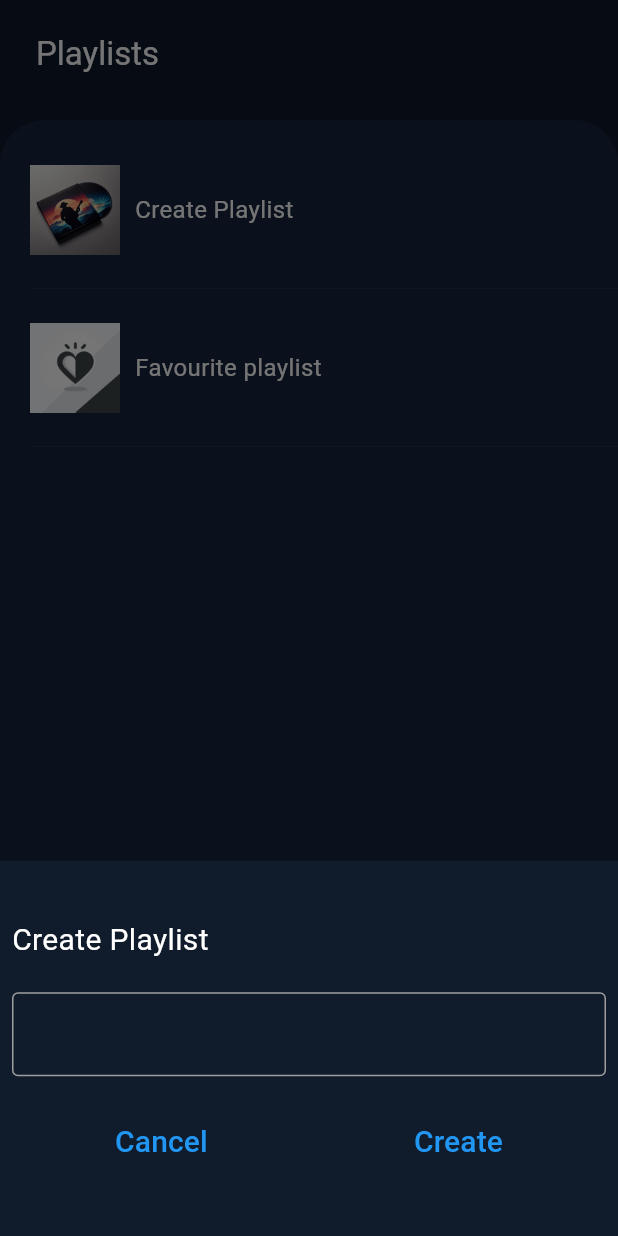
After one commit to nehalgamal093/Dom-Tac, a Flutter app: the AddToPlaylistScreen screen opened directly, after a tap on "Create Playlist", on a phone screen of 412 x 824 dp. The commit adds this screen. Run offline on Flutter 3.47's test engine with Material 2 defaults, Android fonts, the phone set to English and light mode, and no system bars; our stand-ins replace audio_video_progress_bar, bloc, equatable, flutter_bloc, just_audio, on_audio_query and 1 more.

Commit message:
add to playlist

```diff
--- /dev/null
+++ b/lib/presentation/pages/add_to_playlist/add_to_playlist_screen.dart
@@ -0,0 +1,117 @@
+import 'package:dom_tac_music_player/presentation/pages/add_to_playlist/widgets/playlist_appBar.dart';
+import 'package:dom_tac_music_player/presentation/pages/add_to_playlist/widgets/playlist_tile.dart';
+import 'package:dom_tac_music_player/presentation/resources/assets_manager.dart';
+import 'package:dom_tac_music_player/presentation/resources/colors_manager.dart';
+import 'package:flutter/material.dart';
+import 'package:on_audio_query/on_audio_query.dart';
+
+class AddToPlaylistScreen extends StatelessWidget {
+  AddToPlaylistScreen({super.key});
+  final _audioQuery = OnAudioQuery();
+  @override
+  Widget build(BuildContext context) {
+    return Scaffold(
+      backgroundColor: ColorsManager.primaryColor,
+      appBar: playlistAppBar(context),
+      body: Container(
+        width: MediaQuery.of(context).size.width,
+        decoration: const BoxDecoration(
+            color: ColorsManager.secondaryColor,
+            borderRadius: BorderRadius.only(
+                topLeft: Radius.circular(30), topRight: Radius.circular(30))),
+        child: Column(
+          children: [
+            const SizedBox(
+              height: 30,
+            ),
+            InkWell(
+                onTap: () {
+                  createPlayList(context);
+                },
+                child: playListTile('Create Playlist', AssetsManager.playlist)),
+            playListTile('Favourite playlist', AssetsManager.heart),
+            FutureBuilder(
+                future: _audioQuery.queryPlaylists(
+                    sortType: null,
+                    orderType: OrderType.ASC_OR_SMALLER,
+                    uriType: UriType.EXTERNAL,
+                    ignoreCase: true),
+                builder: (context, snapshot) {
+                  if (snapshot.hasData) {
+                    String subString = 'App Playlist';
+                    List<PlaylistModel> listOfPlayLists = snapshot.data!
+                        .where((e) => e.playlist.contains(subString))
+                        .toList();
+                    return ListView.builder(
+                        shrinkWrap: true,
+                        itemCount: listOfPlayLists.length,
+                        itemBuilder: (context, index) {
+                          return playListTile(
+                              listOfPlayLists[index].playlist.substring(
+                                    15,
+                                  ),
+                              AssetsManager.music);
+                        });
+                  } else {
+                    return const CircularProgressIndicator();
+                  }
+                }),
+          ],
+        ),
+      ),
+    );
+  }
+}
+
+void createPlayList(BuildContext context) {
+  showModalBottomSheet(
+      context: context,
+      builder: (builder) {
+        return Container(
+          height: 250,
+          decoration: const BoxDecoration(color: ColorsManager.primaryColor),
+          width: MediaQuery.of(context).size.width,
+          child: Padding(
+            padding: const EdgeInsets.all(8.0),
+            child: Column(
+              mainAxisAlignment: MainAxisAlignment.center,
+              children: [
+                const Align(
+                  alignment: Alignment.bottomLeft,
+                  child: Text(
+                    'Create Playlist',
+                    style: TextStyle(color: Colors.white, fontSize: 20),
+                  ),
+                ),
+                const SizedBox(height: 20),
+                const TextField(
+                  decoration: InputDecoration(
+                    enabledBorder: OutlineInputBorder(
+                      borderSide: BorderSide(color: Colors.grey),
+                    ),
+                  ),
+                ),
+                const SizedBox(
+                  height: 20,
+                ),
+                Row(
+                  mainAxisAlignment: MainAxisAlignment.spaceAround,
+                  children: [
+                    TextButton(
+                        onPressed: () {},
+                        child: const Text(
+                          'Cancel',
+                          style: TextStyle(color: Colors.blue, fontSize: 20),
+                        )),
+                    TextButton(
+                        onPressed: () {},
+                        child: const Text('Create',
+                            style: TextStyle(color: Colors.blue, fontSize: 20)))
+                  ],
+                )
+              ],
+            ),
+          ),
+        );
+      });
+}
--- /dev/null
+++ b/lib/presentation/pages/add_to_playlist/widgets/playlist_appbar.dart
@@ -0,0 +1,17 @@
+import 'package:flutter/material.dart';
+
+PreferredSize playlistAppBar(BuildContext context) {
+  return PreferredSize(
+    preferredSize: const Size.fromHeight(80.0),
+    child: Padding(
+        padding: const EdgeInsets.all(8.0),
+        child: AppBar(
+          backgroundColor: Colors.transparent,
+          automaticallyImplyLeading: false,
+          title: Text(
+            'Playlists',
+            style: TextStyle(color: Colors.white),
+          ),
+        )),
+  );
+}
--- /dev/null
+++ b/lib/presentation/pages/add_to_playlist/widgets/playlist_tile.dart
@@ -0,0 +1,36 @@
+import 'package:dom_tac_music_player/presentation/resources/assets_manager.dart';
+import 'package:flutter/material.dart';
+
+Widget playListTile(String playlistName, String playlistImage) {
+  return Padding(
+    padding: const EdgeInsets.only(left: 20),
+    child: Column(
+      crossAxisAlignment: CrossAxisAlignment.start,
+      children: [
+        SizedBox(
+          width: 300,
+          height: 60,
+          child: Row(
+            children: [
+              Image.asset(playlistImage),
+              SizedBox(width: 10),
+              Text(
+                playlistName,
+                style: const TextStyle(
+                    color: Colors.white,
+                    fontSize: 16,
+                    overflow: TextOverflow.ellipsis),
+              ),
+            ],
+          ),
+        ),
+        SizedBox(height: 20),
+        const Divider(
+          height: 5,
+          thickness: .05,
+        ),
+        SizedBox(height: 20),
+      ],
+    ),
+  );
+}
--- a/lib/presentation/pages/player/player_screen.dart
+++ b/lib/presentation/pages/player/player_screen.dart
@@ -70,9 +70,10 @@ class _PlayerScreenState extends State<PlayerScreen> {
   Widget mainPage() {
     double width = MediaQuery.of(context).size.width;
     double height = MediaQuery.of(context).size.height;
-    return SizedBox(
+    return SingleChildScrollView(
+      child: SizedBox(
         width: width,
-      height: height,
+        height: height * .80,
         child: StreamBuilder<PlayerState>(
             stream: widget.player.playerStateStream,
             builder: (context, snapshot) {
@@ -110,6 +111,7 @@ class _PlayerScreenState extends State<PlayerScreen> {
                 return Container();
               }
             }),
+      ),
     );
   }
 }
--- a/lib/presentation/pages/tracks_list/widgets/track_tile.dart
+++ b/lib/presentation/pages/tracks_list/widgets/track_tile.dart
@@ -5,7 +5,7 @@ import 'package:dom_tac_music_player/presentation/resources/assets_manager.dart'
 import 'package:flutter/material.dart';
 import 'package:on_audio_query/on_audio_query.dart';
 
-Widget trackTile(int index, String title, int id) {
+Widget trackTile(int index, String title, int id, BuildContext context) {
   OnAudioQuery audioQuery = OnAudioQuery();
   return Padding(
       padding: const EdgeInsets.symmetric(horizontal: 5, vertical: 5),
@@ -46,7 +46,7 @@ Widget trackTile(int index, String title, int id) {
                     }
                   }),
               const SizedBox(width: 10),
-              trackNameWidget(index, title)
+              trackNameWidget(index, title, context)
             ],
           ),
         ),
--- a/lib/presentation/resources/assets_manager.dart
+++ b/lib/presentation/resources/assets_manager.dart
@@ -2,5 +2,8 @@ const String imagePath = 'assets/images';
 
 class AssetsManager {
   static const String albumCover = '$imagePath/album-cover.jpg';
+  static const String playlist = '$imagePath/playlist.jpg';
+  static const String heart = '$imagePath/heart.jpg';
   static const String logo = '$imagePath/logo.jpg';
+  static const String music = '$imagePath/music.jpg';
 }
--- a/lib/presentation/resources/colors_manager.dart
+++ b/lib/presentation/resources/colors_manager.dart
@@ -2,5 +2,6 @@ import 'package:flutter/material.dart';
 
 class ColorsManager {
   static const Color primaryColor = Color.fromARGB(255, 16, 27, 44);
+  static const Color secondaryColor = Color.fromARGB(255, 22, 38, 61);
   static const Color whiteClr = Colors.white;
 }
--- a/pubspec.yaml
+++ b/pubspec.yaml
@@ -52,7 +52,9 @@ flutter:
     - assets/images/album-cover.jpg
     - assets/images/logo.jpg
     - assets/audio/beatles.mp3
-
+    - assets/images/playlist.jpg
+    - assets/images/heart.jpg
+    - assets/images/music.jpg
 
   # An image asset can refer to one or more resolution-specific "variants", see
   # https://flutter.dev/assets-and-images/#resolution-aware
```
Also changed, not shown: lib/presentation/pages/playlist_tracks/playlist_tracks_screen.dart (+30 -23 lines), lib/presentation/pages/playlists/playlist_screen.dart (+28 -37 lines), lib/presentation/pages/search/search_screen.dart (+10 -9 lines), lib/presentation/pages/tracks_list/tracks_list_screen.dart (+5 -4 lines), lib/presentation/pages/tracks_list/widgets/liked_btn.dart (+14 -24 lines), lib/presentation/pages/tracks_list/widgets/track_name.dart (+10 -4 lines), assets/images/heart.jpg (added), assets/images/music.jpg (added), assets/images/playlist.jpg (added). Lines whose indentation alone changed are shown as unchanged.
